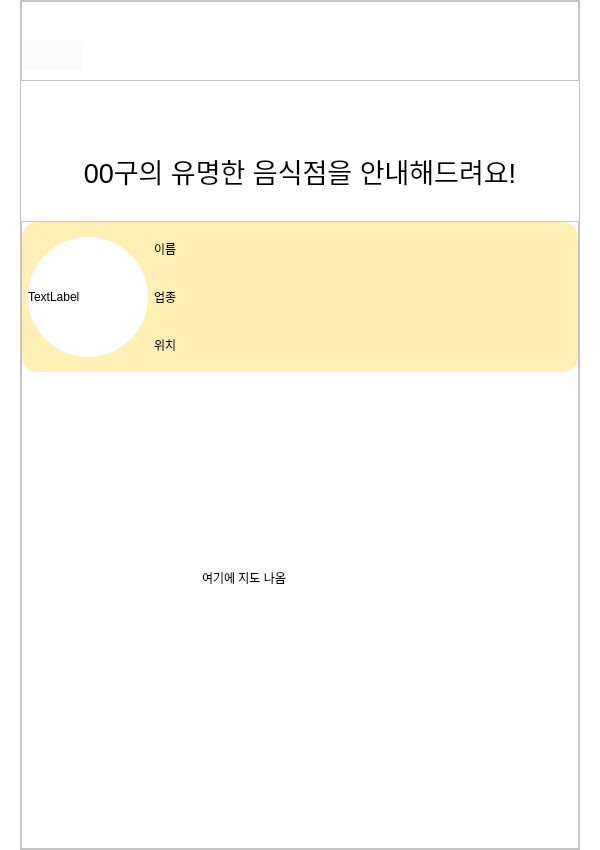
Qt form seoul_main_page.ui (yunjae6875/seoul_trip_program) before a commit.
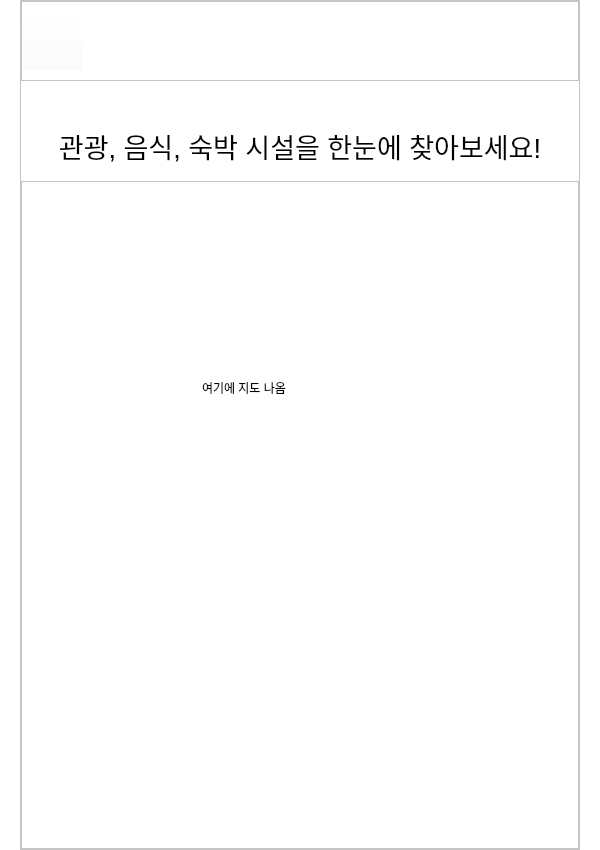
The same form after that commit. Icons and pictures are not drawn.

Commit message: 0705 UI 수정(전체지도 나오는 부분 추가)

Diff of the .ui file:
```diff
--- a/seoul_main_page.ui
+++ b/seoul_main_page.ui
@@ -45,7 +45,7 @@
     <item>
      <widget class="QStackedWidget" name="stackedWidget">
       <property name="currentIndex">
-       <number>4</number>
+       <number>5</number>
       </property>
       <widget class="QWidget" name="open_page">
        <widget class="QLabel" name="label">
@@ -1427,6 +1427,290 @@
         </item>
        </layout>
       </widget>
+      <widget class="QWidget" name="main_page_5">
+       <property name="styleSheet">
+        <string notr="true">background-color: rgb(255, 255, 255);</string>
+       </property>
+       <layout class="QVBoxLayout" name="verticalLayout_29">
+        <property name="spacing">
+         <number>0</number>
+        </property>
+        <property name="leftMargin">
+         <number>0</number>
+        </property>
+        <property name="topMargin">
+         <number>0</number>
+        </property>
+        <property name="rightMargin">
+         <number>0</number>
+        </property>
+        <property name="bottomMargin">
+         <number>0</number>
+        </property>
+        <item>
+         <layout class="QHBoxLayout" name="horizontalLayout_25">
+          <property name="spacing">
+           <number>0</number>
+          </property>
+          <item>
+           <spacer name="horizontalSpacer_27">
+            <property name="orientation">
+             <enum>Qt::Horizontal</enum>
+            </property>
+            <property name="sizeType">
+             <enum>QSizePolicy::Fixed</enum>
+            </property>
+            <property name="sizeHint" stdset="0">
+             <size>
+              <width>20</width>
+              <height>20</height>
+             </size>
+            </property>
+           </spacer>
+          </item>
+          <item>
+           <widget class="QFrame" name="frame_27">
+            <property name="minimumSize">
+             <size>
+              <width>0</width>
+              <height>220</height>
+             </size>
+            </property>
+            <property name="frameShape">
+             <enum>QFrame::StyledPanel</enum>
+            </property>
+            <property name="frameShadow">
+             <enum>QFrame::Raised</enum>
+            </property>
+            <layout class="QVBoxLayout" name="verticalLayout_26">
+             <property name="spacing">
+              <number>0</number>
+             </property>
+             <property name="leftMargin">
+              <number>0</number>
+             </property>
+             <property name="topMargin">
+              <number>0</number>
+             </property>
+             <property name="rightMargin">
+              <number>0</number>
+             </property>
+             <property name="bottomMargin">
+              <number>0</number>
+             </property>
+             <item>
+              <widget class="QFrame" name="frame_28">
+               <property name="maximumSize">
+                <size>
+                 <width>16777215</width>
+                 <height>80</height>
+                </size>
+               </property>
+               <property name="frameShape">
+                <enum>QFrame::StyledPanel</enum>
+               </property>
+               <property name="frameShadow">
+                <enum>QFrame::Raised</enum>
+               </property>
+               <layout class="QHBoxLayout" name="horizontalLayout_26">
+                <property name="spacing">
+                 <number>0</number>
+                </property>
+                <property name="leftMargin">
+                 <number>0</number>
+                </property>
+                <property name="topMargin">
+                 <number>0</number>
+                </property>
+                <property name="rightMargin">
+                 <number>0</number>
+                </property>
+                <property name="bottomMargin">
+                 <number>0</number>
+                </property>
+                <item>
+                 <widget class="QPushButton" name="back_5_btn">
+                  <property name="minimumSize">
+                   <size>
+                    <width>60</width>
+                    <height>60</height>
+                   </size>
+                  </property>
+                  <property name="styleSheet">
+                   <string notr="true">background-color: rgba(255, 255, 255, 0);</string>
+                  </property>
+                  <property name="text">
+                   <string/>
+                  </property>
+                  <property name="icon">
+                   <iconset>
+                    <normaloff>img/back.png</normaloff>img/back.png</iconset>
+                  </property>
+                  <property name="iconSize">
+                   <size>
+                    <width>60</width>
+                    <height>60</height>
+                   </size>
+                  </property>
+                 </widget>
+                </item>
+                <item>
+                 <spacer name="horizontalSpacer_28">
+                  <property name="orientation">
+                   <enum>Qt::Horizontal</enum>
+                  </property>
+                  <property name="sizeType">
+                   <enum>QSizePolicy::Expanding</enum>
+                  </property>
+                  <property name="sizeHint" stdset="0">
+                   <size>
+                    <width>40</width>
+                    <height>20</height>
+                   </size>
+                  </property>
+                 </spacer>
+                </item>
+               </layout>
+              </widget>
+             </item>
+             <item>
+              <spacer name="verticalSpacer_15">
+               <property name="orientation">
+                <enum>Qt::Vertical</enum>
+               </property>
+               <property name="sizeType">
+                <enum>QSizePolicy::Fixed</enum>
+               </property>
+               <property name="sizeHint" stdset="0">
+                <size>
+                 <width>20</width>
+                 <height>30</height>
+                </size>
+               </property>
+              </spacer>
+             </item>
+             <item>
+              <widget class="QLabel" name="main_5_title_lab">
+               <property name="minimumSize">
+                <size>
+                 <width>0</width>
+                 <height>70</height>
+                </size>
+               </property>
+               <property name="maximumSize">
+                <size>
+                 <width>16777215</width>
+                 <height>70</height>
+                </size>
+               </property>
+               <property name="font">
+                <font>
+                 <pointsize>20</pointsize>
+                </font>
+               </property>
+               <property name="text">
+                <string>관광, 음식, 숙박 시설을 한눈에 찾아보세요!</string>
+               </property>
+               <property name="alignment">
+                <set>Qt::AlignCenter</set>
+               </property>
+              </widget>
+             </item>
+             <item>
+              <widget class="QFrame" name="frame_29">
+               <property name="minimumSize">
+                <size>
+                 <width>0</width>
+                 <height>570</height>
+                </size>
+               </property>
+               <property name="frameShape">
+                <enum>QFrame::StyledPanel</enum>
+               </property>
+               <property name="frameShadow">
+                <enum>QFrame::Raised</enum>
+               </property>
+               <layout class="QVBoxLayout" name="verticalLayout_27">
+                <property name="spacing">
+                 <number>0</number>
+                </property>
+                <property name="leftMargin">
+                 <number>0</number>
+                </property>
+                <property name="topMargin">
+                 <number>0</number>
+                </property>
+                <property name="rightMargin">
+                 <number>0</number>
+                </property>
+                <property name="bottomMargin">
+                 <number>0</number>
+                </property>
+                <item>
+                 <widget class="QWidget" name="map_widget_4" native="true">
+                  <property name="maximumSize">
+                   <size>
+                    <width>16777215</width>
+                    <height>16777215</height>
+                   </size>
+                  </property>
+                  <widget class="QLabel" name="label_8">
+                   <property name="geometry">
+                    <rect>
+                     <x>180</x>
+                     <y>190</y>
+                     <width>141</width>
+                     <height>31</height>
+                    </rect>
+                   </property>
+                   <property name="text">
+                    <string>여기에 지도 나옴</string>
+                   </property>
+                  </widget>
+                 </widget>
+                </item>
+                <item>
+                 <spacer name="verticalSpacer_16">
+                  <property name="orientation">
+                   <enum>Qt::Vertical</enum>
+                  </property>
+                  <property name="sizeType">
+                   <enum>QSizePolicy::Fixed</enum>
+                  </property>
+                  <property name="sizeHint" stdset="0">
+                   <size>
+                    <width>20</width>
+                    <height>40</height>
+                   </size>
+                  </property>
+                 </spacer>
+                </item>
+               </layout>
+              </widget>
+             </item>
+            </layout>
+           </widget>
+          </item>
+          <item>
+           <spacer name="horizontalSpacer_29">
+            <property name="orientation">
+             <enum>Qt::Horizontal</enum>
+            </property>
+            <property name="sizeType">
+             <enum>QSizePolicy::Fixed</enum>
+            </property>
+            <property name="sizeHint" stdset="0">
+             <size>
+              <width>20</width>
+              <height>20</height>
+             </size>
+            </property>
+           </spacer>
+          </item>
+         </layout>
+        </item>
+       </layout>
+      </widget>
      </widget>
     </item>
    </layout>
```
Left out of the diff: 6 changed lines with no effect on the pictures. The commit also changes 1 other file.
